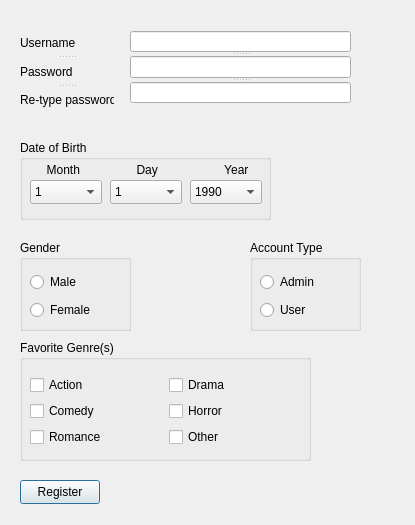
This is register.ui in AdhamElRouby/Cinema-register-desktop-app as Qt 5 draws it before an edit. The edited form follows.
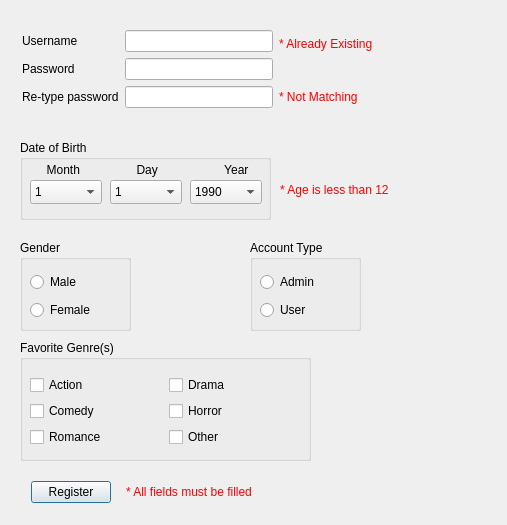
This is the edited form.

Commit message: Added Error Messages in the Register Window

What changed in the file:
```diff
--- a/register.ui
+++ b/register.ui
@@ -6,65 +6,13 @@
    <rect>
     <x>0</x>
     <y>0</y>
-    <width>415</width>
+    <width>507</width>
     <height>525</height>
    </rect>
   </property>
   <property name="windowTitle">
    <string>Dialog</string>
   </property>
-  <widget class="QSplitter" name="splitter">
-   <property name="geometry">
-    <rect>
-     <x>130</x>
-     <y>31</y>
-     <width>221</width>
-     <height>72</height>
-    </rect>
-   </property>
-   <property name="orientation">
-    <enum>Qt::Vertical</enum>
-   </property>
-   <widget class="QLineEdit" name="register_userLineEdit"/>
-   <widget class="QLineEdit" name="Register_passLineEdit">
-    <property name="echoMode">
-     <enum>QLineEdit::Password</enum>
-    </property>
-   </widget>
-   <widget class="QLineEdit" name="Register_retypeLineEdit">
-    <property name="echoMode">
-     <enum>QLineEdit::Password</enum>
-    </property>
-   </widget>
-  </widget>
-  <widget class="QSplitter" name="splitter_2">
-   <property name="geometry">
-    <rect>
-     <x>20</x>
-     <y>31</y>
-     <width>94</width>
-     <height>81</height>
-    </rect>
-   </property>
-   <property name="orientation">
-    <enum>Qt::Vertical</enum>
-   </property>
-   <widget class="QLabel" name="Register_usernamelabel">
-    <property name="text">
-     <string>Username</string>
-    </property>
-   </widget>
-   <widget class="QLabel" name="Register_passwordlabel">
-    <property name="text">
-     <string>Password</string>
-    </property>
-   </widget>
-   <widget class="QLabel" name="Register_retypelabel">
-    <property name="text">
-     <string>Re-type password</string>
-    </property>
-   </widget>
-  </widget>
   <widget class="QGroupBox" name="DateOfBirth_box">
    <property name="geometry">
     <rect>
@@ -664,19 +612,148 @@
     </layout>
    </widget>
   </widget>
-  <widget class="QPushButton" name="register_button">
+  <widget class="QLabel" name="age_err">
    <property name="geometry">
     <rect>
-     <x>20</x>
-     <y>480</y>
-     <width>80</width>
-     <height>24</height>
+     <x>280</x>
+     <y>180</y>
+     <width>111</width>
+     <height>20</height>
     </rect>
    </property>
+   <property name="styleSheet">
+    <string notr="true">color: red;	</string>
+   </property>
    <property name="text">
-    <string>Register</string>
+    <string>* Age is less than 12</string>
    </property>
   </widget>
+  <widget class="QWidget" name="">
+   <property name="geometry">
+    <rect>
+     <x>31</x>
+     <y>481</y>
+     <width>221</width>
+     <height>22</height>
+    </rect>
+   </property>
+   <layout class="QHBoxLayout" name="horizontalLayout_4">
+    <property name="spacing">
+     <number>10</number>
+    </property>
+    <item>
+     <widget class="QPushButton" name="register_button">
+      <property name="text">
+       <string>Register</string>
+      </property>
+     </widget>
+    </item>
+    <item>
+     <spacer name="horizontalSpacer">
+      <property name="orientation">
+       <enum>Qt::Horizontal</enum>
+      </property>
+      <property name="sizeHint" stdset="0">
+       <size>
+        <width>40</width>
+        <height>20</height>
+       </size>
+      </property>
+     </spacer>
+    </item>
+    <item>
+     <widget class="QLabel" name="all_fields_err">
+      <property name="styleSheet">
+       <string notr="true">color: red;	</string>
+      </property>
+      <property name="text">
+       <string>* All fields must be filled</string>
+      </property>
+     </widget>
+    </item>
+   </layout>
+  </widget>
+  <widget class="QWidget" name="">
+   <property name="geometry">
+    <rect>
+     <x>22</x>
+     <y>30</y>
+     <width>351</width>
+     <height>81</height>
+    </rect>
+   </property>
+   <layout class="QHBoxLayout" name="horizontalLayout">
+    <item>
+     <layout class="QFormLayout" name="formLayout">
+      <item row="0" column="0">
+       <widget class="QLabel" name="Register_usernamelabel">
+        <property name="text">
+         <string>Username</string>
+        </property>
+       </widget>
+      </item>
+      <item row="0" column="1">
+       <widget class="QLineEdit" name="register_userLineEdit"/>
+      </item>
+      <item row="1" column="0">
+       <widget class="QLabel" name="Register_passwordlabel">
+        <property name="text">
+         <string>Password</string>
+        </property>
+       </widget>
+      </item>
+      <item row="1" column="1">
+       <widget class="QLineEdit" name="Register_passLineEdit">
+        <property name="echoMode">
+         <enum>QLineEdit::Password</enum>
+        </property>
+       </widget>
+      </item>
+      <item row="2" column="0">
+       <widget class="QLabel" name="Register_retypelabel">
+        <property name="text">
+         <string>Re-type password</string>
+        </property>
+       </widget>
+      </item>
+      <item row="2" column="1">
+       <widget class="QLineEdit" name="Register_retypeLineEdit">
+        <property name="echoMode">
+         <enum>QLineEdit::Password</enum>
+        </property>
+       </widget>
+      </item>
+     </layout>
+    </item>
+    <item>
+     <layout class="QVBoxLayout" name="verticalLayout_2">
+      <property name="spacing">
+       <number>25</number>
+      </property>
+      <item>
+       <widget class="QLabel" name="username_err">
+        <property name="styleSheet">
+         <string notr="true">color: red;	</string>
+        </property>
+        <property name="text">
+         <string>* Already Existing</string>
+        </property>
+       </widget>
+      </item>
+      <item>
+       <widget class="QLabel" name="password_err">
+        <property name="styleSheet">
+         <string notr="true">color: red;	</string>
+        </property>
+        <property name="text">
+         <string>* Not Matching</string>
+        </property>
+       </widget>
+      </item>
+     </layout>
+    </item>
+   </layout>
+  </widget>
  </widget>
  <resources/>
  <connections/>
```
The commit also changes 2 other files.
